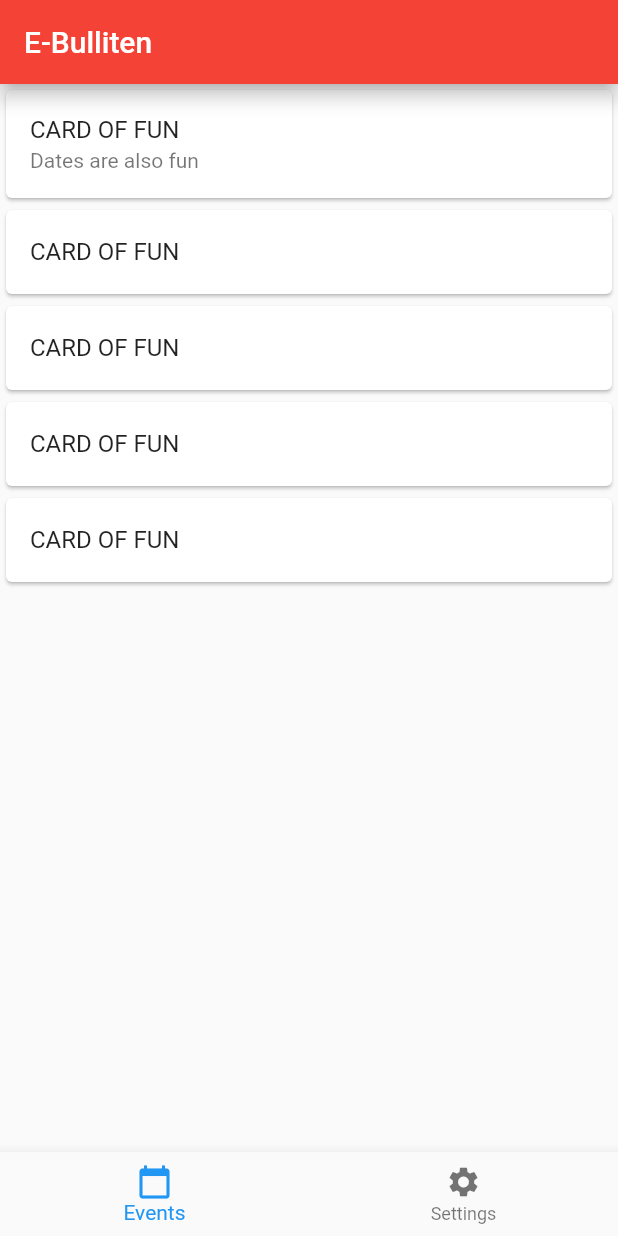
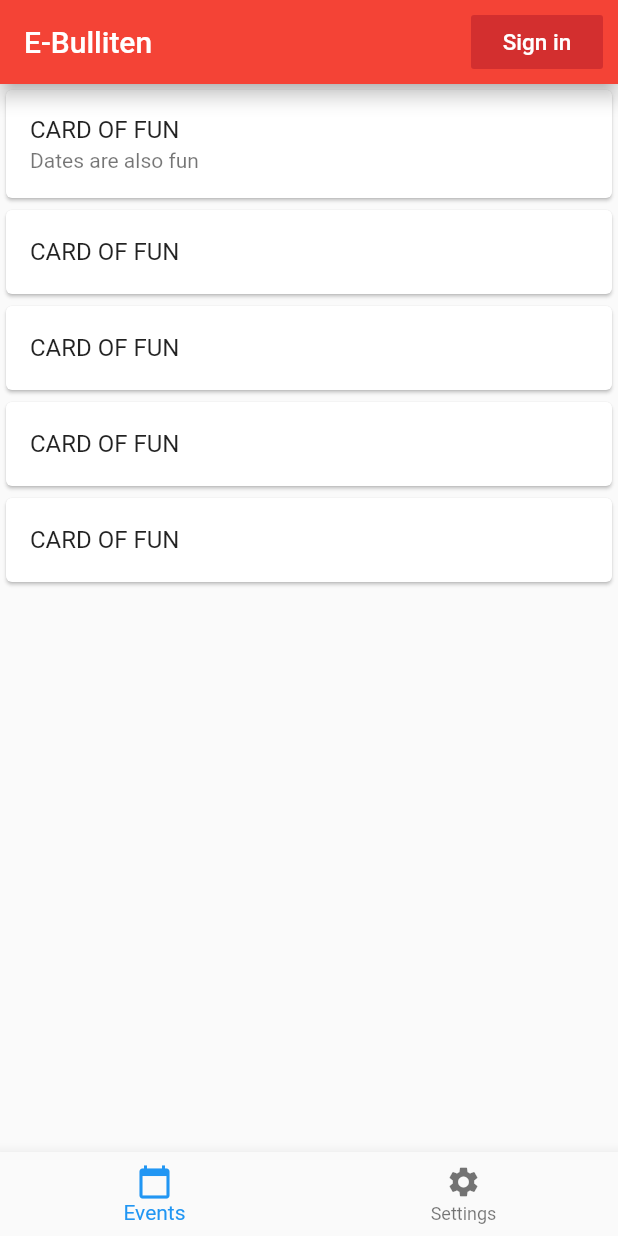
Before and after one commit to franck-noahk/senior-seminar-project, a Flutter app: the screen it shows after launch, on a phone screen of 412 x 824 dp. Run offline on Flutter 3.47's test engine with Material 2 defaults, Android fonts, the phone set to English and light mode, and no system bars.

Commit message:
Added the button to top bar that has sign in button.

```diff
--- a/e_bulletin/lib/constants.dart
+++ b/e_bulletin/lib/constants.dart
@@ -16,3 +16,4 @@ List<Widget> layoutWidgetArr = [
   UpcommingEventsList(),
   SettingsLayout(),
 ];
+String user="Sign in";
--- a/e_bulletin/lib/main.dart
+++ b/e_bulletin/lib/main.dart
@@ -51,6 +51,23 @@ class _MyHomePageState extends State<MyHomePage> {
     return Scaffold(
       appBar: AppBar(
         title: Text(widget.title),
+        actions: <Widget>[
+          Container(
+            margin: EdgeInsets.all(10),
+            child: FlatButton(
+              padding: EdgeInsets.all(8),
+              textColor: Colors.white,
+              color: Colors.red[700],
+              child: Text(
+                user,
+                style: TextStyle(fontSize: 15.0),
+              ),
+              onPressed: () {
+                //TODO: Insert signin settings.
+              },
+            ),
+          ),
+        ],
       ),
       body: layoutWidgetArr[screen],
       bottomNavigationBar: myBottomNavBar,
```
